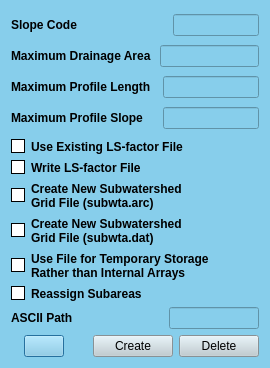
Qt form ui/control_agflow.ui (Inigobarbe/QAnnAGNPS) before a commit.
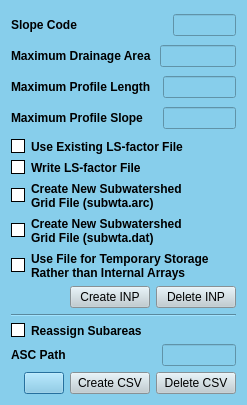
The same form after that commit.

The edit to the form file:
```diff
--- a/ui/control_agflow.ui
+++ b/ui/control_agflow.ui
@@ -6,8 +6,8 @@
    <rect>
     <x>0</x>
     <y>0</y>
-    <width>270</width>
-    <height>368</height>
+    <width>232</width>
+    <height>405</height>
    </rect>
   </property>
   <property name="windowTitle">
@@ -17,9 +17,79 @@
    <string notr="true">background-color: #87CEEB;</string>
   </property>
   <layout class="QGridLayout" name="gridLayout">
+   <item row="4" column="0">
+    <layout class="QHBoxLayout" name="horizontalLayout_9">
+     <item>
+      <widget class="QLabel" name="label_9">
+       <property name="text">
+        <string/>
+       </property>
+      </widget>
+     </item>
+     <item>
+      <widget class="QPushButton" name="info">
+       <property name="text">
+        <string/>
+       </property>
+      </widget>
+     </item>
+     <item>
+      <spacer name="horizontalSpacer">
+       <property name="orientation">
+        <enum>Qt::Horizontal</enum>
+       </property>
+       <property name="sizeHint" stdset="0">
+        <size>
+         <width>40</width>
+         <height>20</height>
+        </size>
+       </property>
+      </spacer>
+     </item>
+     <item>
+      <widget class="QPushButton" name="create_csv">
+       <property name="styleSheet">
+        <string notr="true">background-color: #becbd1;</string>
+       </property>
+       <property name="text">
+        <string>Create CSV</string>
+       </property>
+      </widget>
+     </item>
+     <item>
+      <widget class="QPushButton" name="delete_2">
+       <property name="styleSheet">
+        <string notr="true">background-color: #becbd1;</string>
+       </property>
+       <property name="text">
+        <string>Delete CSV</string>
+       </property>
+      </widget>
+     </item>
+    </layout>
+   </item>
+   <item row="2" column="0">
+    <widget class="QCheckBox" name="checkBox_6">
+     <property name="font">
+      <font>
+       <weight>75</weight>
+       <bold>true</bold>
+      </font>
+     </property>
+     <property name="styleSheet">
+      <string notr="true">QCheckBox::hover{color:white}
+
+QCheckBox::indicator:unchecked {
+    background-color: white;
+	border: 1px solid black
+}</string>
+     </property>
+     <property name="text">
+      <string>Reassign Subareas</string>
+     </property>
+    </widget>
+   </item>
    <item row="0" column="0">
-    <layout class="QVBoxLayout" name="verticalLayout_4">
-     <item>
       <layout class="QVBoxLayout" name="verticalLayout_3">
        <item>
         <layout class="QVBoxLayout" name="verticalLayout_2">
@@ -264,32 +334,48 @@
            </property>
           </widget>
          </item>
+      </layout>
+     </item>
          <item>
-          <widget class="QCheckBox" name="checkBox_6">
-           <property name="font">
-            <font>
-             <weight>75</weight>
-             <bold>true</bold>
-            </font>
-           </property>
+      <layout class="QHBoxLayout" name="horizontalLayout_10">
+       <item>
+        <spacer name="horizontalSpacer_2">
+         <property name="orientation">
+          <enum>Qt::Horizontal</enum>
+         </property>
+         <property name="sizeHint" stdset="0">
+          <size>
+           <width>40</width>
+           <height>20</height>
+          </size>
+         </property>
+        </spacer>
+       </item>
+       <item>
+        <widget class="QPushButton" name="create_inp">
            <property name="styleSheet">
-            <string notr="true">QCheckBox::hover{color:white}
-
-QCheckBox::indicator:unchecked {
-    background-color: white;
-	border: 1px solid black
-}</string>
+          <string notr="true">background-color: #becbd1;</string>
            </property>
            <property name="text">
-            <string>Reassign Subareas</string>
+          <string>Create INP</string>
            </property>
           </widget>
          </item>
+       <item>
+        <widget class="QPushButton" name="delete_inp">
+         <property name="styleSheet">
+          <string notr="true">background-color: #becbd1;</string>
+         </property>
+         <property name="text">
+          <string>Delete INP</string>
+         </property>
+        </widget>
+       </item>
         </layout>
        </item>
       </layout>
      </item>
-     <item>
+   <item row="3" column="0">
       <layout class="QHBoxLayout" name="horizontalLayout_8">
        <item>
         <widget class="QLabel" name="label_8">
@@ -300,7 +386,7 @@
           </font>
          </property>
          <property name="text">
-          <string>ASCII Path                           </string>
+        <string>ASC Path                           </string>
          </property>
         </widget>
        </item>
@@ -319,58 +405,12 @@
        </item>
       </layout>
      </item>
-    </layout>
-   </item>
    <item row="1" column="0">
-    <layout class="QHBoxLayout" name="horizontalLayout_9">
-     <item>
-      <widget class="QLabel" name="label_9">
-       <property name="text">
-        <string/>
-       </property>
-      </widget>
-     </item>
-     <item>
-      <widget class="QPushButton" name="info">
-       <property name="text">
-        <string/>
-       </property>
-      </widget>
-     </item>
-     <item>
-      <spacer name="horizontalSpacer">
+    <widget class="Line" name="line">
        <property name="orientation">
         <enum>Qt::Horizontal</enum>
        </property>
-       <property name="sizeHint" stdset="0">
-        <size>
-         <width>40</width>
-         <height>20</height>
-        </size>
-       </property>
-      </spacer>
-     </item>
-     <item>
-      <widget class="QPushButton" name="pushButton">
-       <property name="styleSheet">
-        <string notr="true">background-color: #becbd1;</string>
-       </property>
-       <property name="text">
-        <string>Create</string>
-       </property>
-      </widget>
-     </item>
-     <item>
-      <widget class="QPushButton" name="delete_2">
-       <property name="styleSheet">
-        <string notr="true">background-color: #becbd1;</string>
-       </property>
-       <property name="text">
-        <string>Delete</string>
-       </property>
-      </widget>
-     </item>
-    </layout>
+    </widget>
    </item>
   </layout>
  </widget>
```
Lines whose indentation alone changed are shown as unchanged.
